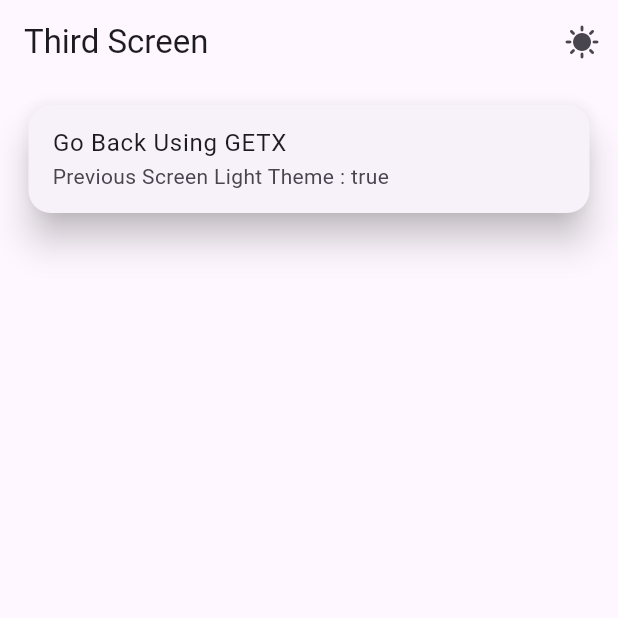
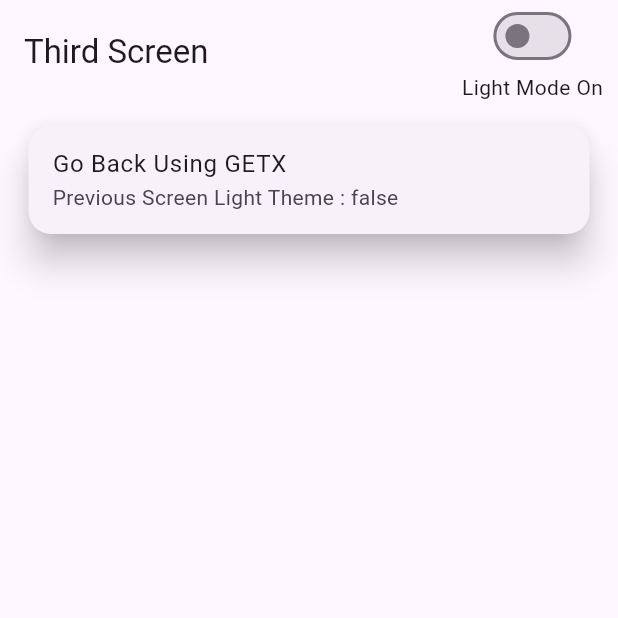
Before and after one commit to dhruvsoni2805/GETX-The-Flutter-State-Management, a Flutter app: the screen it shows after launch, after a tap on "GetX Open Screen With Pass Data", on a phone screen of 412 x 824 dp, the top half of it. Run offline on Flutter 3.47's test engine with Material 2 defaults, Android fonts, the phone set to English and light mode, and no system bars; our stand-ins replace get.

Commit message:
dynamic Theme

```diff
--- a/lib/HomePage.dart
+++ b/lib/HomePage.dart
@@ -3,7 +3,6 @@ import 'package:get/get.dart';
 import 'package:get_x_tut/State_Management/counterController.dart';
 import 'package:get_x_tut/State_Management/counterScreen.dart';
 import 'package:get_x_tut/changeLang.dart';
-// import 'package:get_x_tut/State_Management/counterScreen.dart';
 import 'package:get_x_tut/image_picker/Image_picker.dart';
 import 'package:get_x_tut/third_screen.dart';
 
@@ -31,6 +30,8 @@ class _HomeScreenState extends State<HomeScreen> {
         actions: [
           Builder(builder: (context) {
             return Obx(() => Column(
+                  mainAxisAlignment: MainAxisAlignment.center,
+                  crossAxisAlignment: CrossAxisAlignment.end,
                   children: [
                     Switch(
                         value: switchcontroller.themeValue.value,
@@ -42,9 +43,9 @@ class _HomeScreenState extends State<HomeScreen> {
                               : Get.changeTheme(
                                   ThemeData.light(useMaterial3: true));
                         }),
-                    Text(switchcontroller.themeValue.value
-                        ? "Dark Mode"
-                        : "Light Mode")
+                Text(switchcontroller.themeValue.value
+                        ? "Dark Mode On"
+                        : "Light Mode On")
                   ],
                 ));
           }),
@@ -239,12 +240,15 @@ class _HomeScreenState extends State<HomeScreen> {
                     borderRadius: BorderRadius.circular(15)),
                 child: ListTile(
                   onTap: () {
-                    Get.to(() => ThirdScreen(
-                          lighttheme: lighttheme,
-                        ));
+                    Get.to(() => Obx(() => ThirdScreen(
+                          themevalue: switchcontroller.themeValue.value,
+                        )));
                   },
                   title: const Text("GetX Open Screen With Pass Data"),
-                  subtitle: Text("Previous Screen Light Theme : $lighttheme"),
+                  subtitle: Obx(
+                    () => Text(
+                        "Previous Screen Light Theme : ${switchcontroller.themeValue.value}"),
+                  ),
                   enableFeedback: true,
                 ),
               ),
--- a/lib/main.dart
+++ b/lib/main.dart
@@ -50,7 +50,7 @@ class MyApp extends StatelessWidget {
         GetPage(
           name: '/ThirdScreen',
           page: () => ThirdScreen(
-            lighttheme: true,
+            themevalue: false,
           ),
         ),
         GetPage(
--- a/lib/third_screen.dart
+++ b/lib/third_screen.dart
@@ -1,38 +1,53 @@
 import 'package:flutter/material.dart';
 import 'package:get/get.dart';
+import 'package:get_x_tut/State_Management/counterController.dart';
 
 class ThirdScreen extends StatefulWidget {
-  bool lighttheme;
-  ThirdScreen({super.key, required this.lighttheme});
+  final dynamic themevalue;
+
+  const ThirdScreen({super.key, this.themevalue});
 
   @override
   State<ThirdScreen> createState() => _ThirdScreenState();
 }
 
 class _ThirdScreenState extends State<ThirdScreen> {
+  final CounterController themeController = Get.put(CounterController());
+
   @override
   Widget build(BuildContext context) {
+    themeController.themeValue.value = widget.themevalue;
     return Scaffold(
       appBar: AppBar(
         centerTitle: false,
+        toolbarHeight: 70,
         automaticallyImplyLeading: false,
         title: const Text("Third Screen"),
         actions: [
-          IconButton(
-              onPressed: () {
-                setState(() {
-                  if (widget.lighttheme == true) {
-                    Get.changeTheme(ThemeData.light(useMaterial3: true));
-                    widget.lighttheme = false;
-                  } else {
-                    Get.changeTheme(ThemeData.dark(useMaterial3: true));
-                    widget.lighttheme = true;
-                  }
-                });
-              },
-              icon: widget.lighttheme != true
-                  ? const Icon(Icons.dark_mode_outlined)
-                  : const Icon(Icons.sunny))
+          Builder(builder: (context) {
+            return Obx(() => Column(
+                  children: [
+                    Switch(
+                        value: themeController.themeValue.value,
+                        onChanged: (val) {
+                          debugPrint(
+                              themeController.themeValue.value.toString());
+                          themeController.changeTheme(val);
+                          themeController.themeValue.value
+                              ? Get.changeTheme(
+                                  ThemeData.dark(useMaterial3: true))
+                              : Get.changeTheme(
+                                  ThemeData.light(useMaterial3: true));
+                        }),
+                    Text(themeController.themeValue.value
+                        ? "Dark Mode On"
+                        : "Light Mode On")
+                  ],
+                ));
+          }),
+          const SizedBox(
+            width: 10,
+          ),
         ],
       ),
       body: Padding(
@@ -49,7 +64,7 @@ class _ThirdScreenState extends State<ThirdScreen> {
                 },
                 title: const Text("Go Back Using GETX"),
                 subtitle:
-                    Text("Previous Screen Light Theme : ${widget.lighttheme}"),
+                    Text("Previous Screen Light Theme : ${widget.themevalue}"),
                 enableFeedback: true,
                 // splashColor: Colors.indigo[700],
               ),
```
